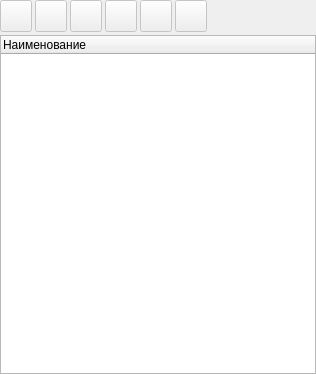
Before: the Qt Designer form fluffy-dollop/ctrwidgets/components/layersmanager/layersmanagerform.ui in autocomp/fluffy-dollop, drawn with Qt 5.
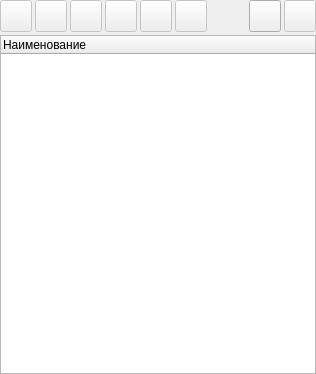
After: the same form once the commit is applied.

```diff
--- a/fluffy-dollop/ctrwidgets/components/layersmanager/layersmanagerform.ui
+++ b/fluffy-dollop/ctrwidgets/components/layersmanager/layersmanagerform.ui
@@ -179,6 +179,53 @@
        </property>
       </spacer>
      </item>
+     <item>
+      <widget class="QPushButton" name="addLayer">
+       <property name="minimumSize">
+        <size>
+         <width>32</width>
+         <height>32</height>
+        </size>
+       </property>
+       <property name="maximumSize">
+        <size>
+         <width>32</width>
+         <height>32</height>
+        </size>
+       </property>
+       <property name="toolTip">
+        <string>Добавить слой</string>
+       </property>
+       <property name="text">
+        <string/>
+       </property>
+      </widget>
+     </item>
+     <item>
+      <widget class="QPushButton" name="deleteLayer">
+       <property name="enabled">
+        <bool>false</bool>
+       </property>
+       <property name="minimumSize">
+        <size>
+         <width>32</width>
+         <height>32</height>
+        </size>
+       </property>
+       <property name="maximumSize">
+        <size>
+         <width>32</width>
+         <height>32</height>
+        </size>
+       </property>
+       <property name="toolTip">
+        <string>Удалить слой</string>
+       </property>
+       <property name="text">
+        <string/>
+       </property>
+      </widget>
+     </item>
     </layout>
    </item>
    <item>
```
Left out of the diff: 30 changed lines with no effect on the pictures.
